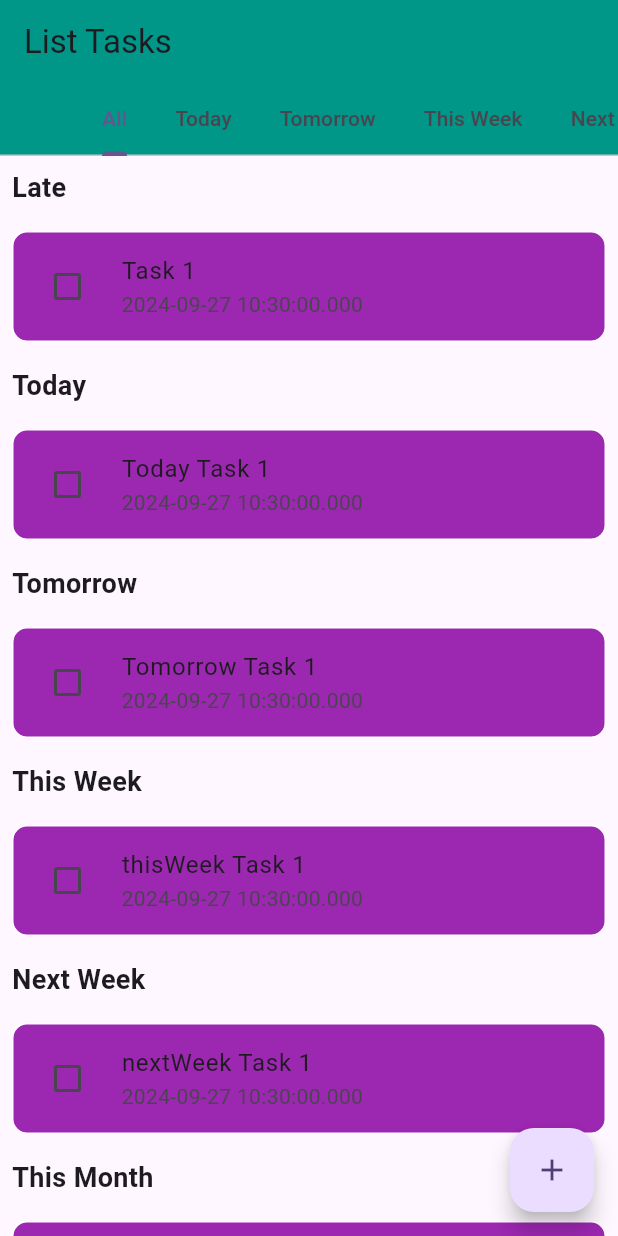
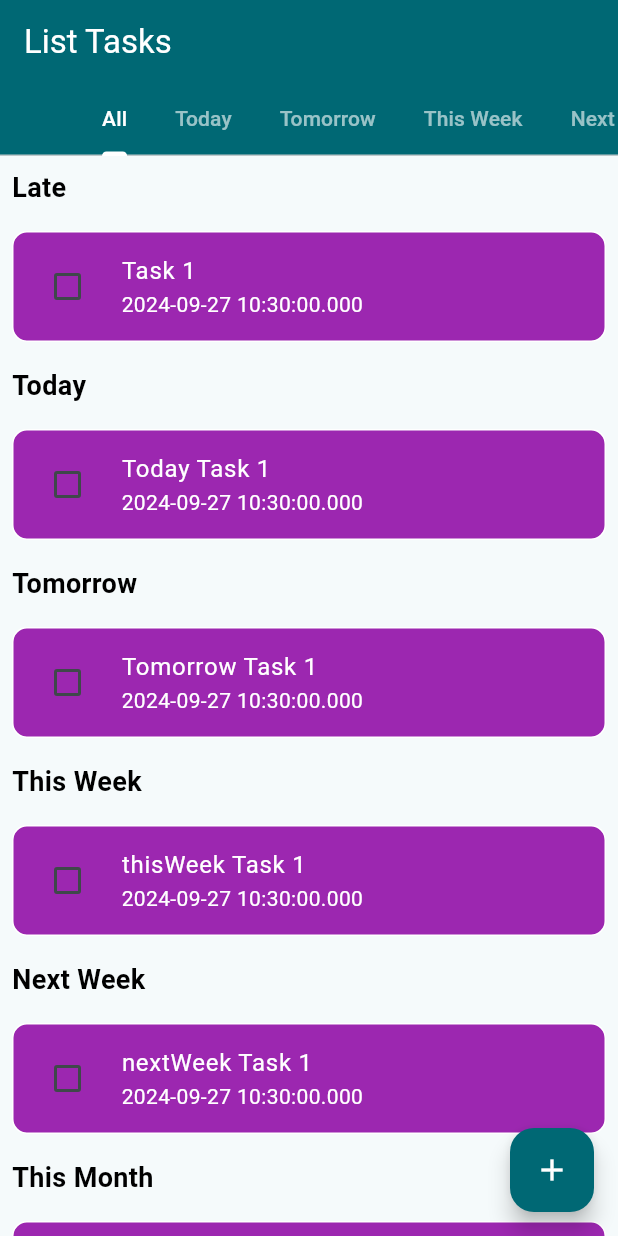
Before and after one commit to wassimrahali/Started-with-Flutter-TUTO-, a Flutter app: the screen it shows after launch, on a phone screen of 412 x 824 dp. Run offline on Flutter 3.47's test engine with Material 3 defaults, Android fonts, the phone set to English and light mode, and no system bars; our stand-ins replace table_calendar; missing offline and left inert: dart_date.

Commit message:
Fix some bugs

```diff
--- a/lib/main.dart
+++ b/lib/main.dart
@@ -23,9 +23,11 @@ class MyApp extends StatelessWidget {
     return MaterialApp(
         debugShowCheckedModeBanner: false,
       title: 'Flutter Demo',
+
+
       theme: ThemeData(
 
-        colorScheme: ColorScheme.fromSeed(seedColor: Colors.deepPurple),
+        colorScheme: ColorScheme.fromSeed(seedColor: Colors.white),
         useMaterial3: true,
       ),
       routes: {
--- a/lib/view/AddTaskView.dart
+++ b/lib/view/AddTaskView.dart
@@ -29,8 +29,12 @@ class _AddTaskViewState extends State<AddTaskView> {
       builder: (context, model, child) {
         return Scaffold(
           appBar: AppBar(
-            title: Text("Add new Task"),
-            backgroundColor: Colors.teal,
+            title: Text("Add new Task",
+              style: TextStyle(color: Colors.white), // Text color to white
+            ),
+
+            backgroundColor: Theme.of(context).primaryColor, // Use primaryColor for responsive background
+            iconTheme: const IconThemeData(color: Colors.white), // Previous icon color set to white
           ),
           body: SingleChildScrollView(
             child: Form(
@@ -168,8 +172,11 @@ class _AddTaskViewState extends State<AddTaskView> {
                 );
                 Navigator.pushReplacementNamed(context, 'listTasks');
               }
+
             },
-            child: Icon(Icons.done),
+            child: const Icon(Icons.done, color: Colors.white), // Icon color set to white
+            backgroundColor: Theme.of(context).primaryColor, // Use primaryColor for button background
+
           ),
         );
       },
--- a/lib/view/ListTasksView.dart
+++ b/lib/view/ListTasksView.dart
@@ -2,7 +2,6 @@ import 'package:first_app/widget/ListAllTaskWidget.dart';
 import 'package:first_app/widget/ListTaskByTabWidget.dart';
 import 'package:flutter/material.dart';
 import 'package:first_app/libary/globals.dart' as globals;
-
 
 class ListTasksView extends StatefulWidget {
   const ListTasksView({super.key});
@@ -18,10 +17,15 @@ class _ListTasksViewState extends State<ListTasksView> {
       length: 5,
       child: Scaffold(
         appBar: AppBar(
-            title: const Text("List Tasks"),
-            backgroundColor: Colors.teal,
+          title: const Text(
+            "List Tasks",
+            style: TextStyle(color: Colors.white), // Set the title color to white
+          ),
+          backgroundColor: Theme.of(context).primaryColor, // Use responsive color
           bottom: const TabBar(
             isScrollable: true,
+            labelColor: Colors.white, // Set the selected tab text color to white
+            unselectedLabelColor: Colors.white60, // Set the unselected tab text color to a lighter white
             tabs: [
               Tab(text: "All"),
               Tab(text: "Today"),
@@ -38,14 +42,15 @@ class _ListTasksViewState extends State<ListTasksView> {
             ListTaskByTabWidget(tabKey: globals.tomorrow),
             ListTaskByTabWidget(tabKey: globals.thisWeek),
             ListTaskByTabWidget(tabKey: globals.nextWeek),
-
           ],
         ),
         floatingActionButton: FloatingActionButton(
-          child: Icon(Icons.add),
+          child: const Icon(Icons.add, color: Colors.white), // Set the icon color to white
+          backgroundColor: Theme.of(context).primaryColor, // Use responsive color for button background
           onPressed: () {
             Navigator.pushNamed(context, 'addTasks');
-             }),
+          },
+        ),
       ),
     );
   }
--- a/lib/widget/ListAllTaskWidget.dart
+++ b/lib/widget/ListAllTaskWidget.dart
@@ -26,12 +26,16 @@ class _ListAllTaskWidgetState extends State<ListAllTaskWidget> {
                 padding: const EdgeInsets.all(8.0),
                 child: Text(
                   globals.taskCategoryNames[key]!,
-                  style: TextStyle(fontWeight: FontWeight.bold, fontSize: 18),
+                  style: const TextStyle(
+                    fontWeight: FontWeight.bold,
+                    fontSize: 18,
+                    color: Colors.black, // Set category title color to white
+                  ),
                 ),
               ),
               ListView.builder(
                 shrinkWrap: true,
-                physics: NeverScrollableScrollPhysics(), // Prevent scrolling in the inner list
+                physics: const NeverScrollableScrollPhysics(), // Prevent scrolling in the inner list
                 itemCount: model.todoTasks[key]?.length ?? 0, // Dynamic count based on key
                 itemBuilder: (BuildContext context, int innerIndex) {
                   final task = model.todoTasks[key]![innerIndex];
@@ -46,14 +50,21 @@ class _ListAllTaskWidgetState extends State<ListAllTaskWidget> {
                         borderRadius: BorderRadius.circular(10),
                       ),
                       child: CheckboxListTile(
-                        title: Text(task.title),
+                        title: Text(
+                          task.title,
+                          style: const TextStyle(color: Colors.white), // Set task title color to white
+                        ),
+                        subtitle: Text(
+                          task.deadline.toString(),
+                          style: const TextStyle(color: Colors.white), // Set deadline text to white
+                        ),
                         value: task.status,
-                        subtitle: Text(task.deadline.toString()),
                         onChanged: (bool? value) {
                           model.markAsDone(key, innerIndex);
-                          print(task.status);
                         },
                         controlAffinity: ListTileControlAffinity.leading,
+                        activeColor: Colors.white, // Set the checkmark's border color to white
+                        checkColor: Colors.purple, // Set the inside check color to purple
                       ),
                     ),
                   );
```
Lines whose indentation alone changed are shown as unchanged.
